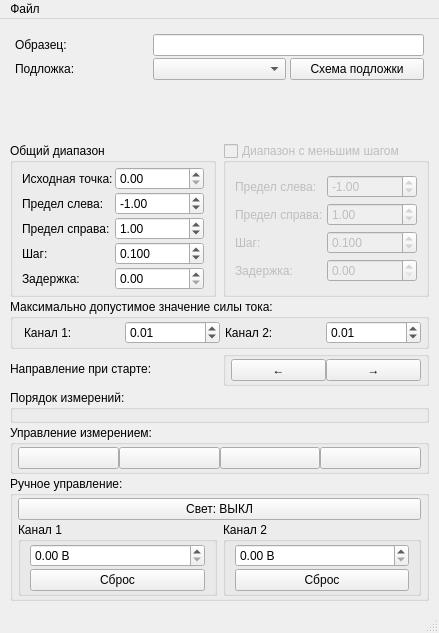
Old version of the form design.ui in the repository Danep1/MIPT-VAC-GUI.
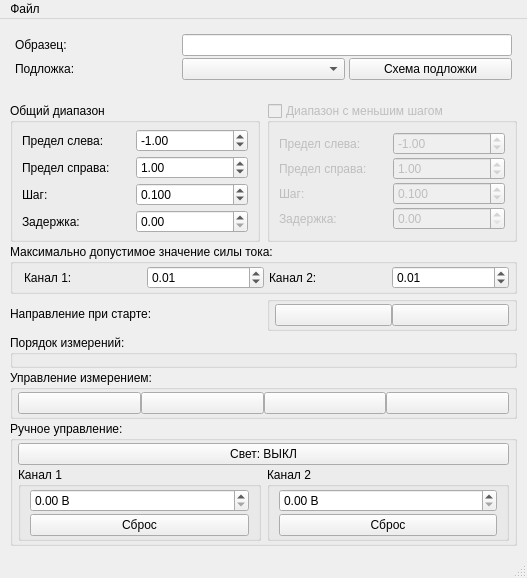
New version of the form. Icons and pictures are not drawn.

Commit message: Change line styles and arrow buttons

Patch:
```diff
--- a/design.ui
+++ b/design.ui
@@ -6,14 +6,26 @@
    <rect>
     <x>0</x>
     <y>0</y>
-    <width>439</width>
-    <height>633</height>
+    <width>527</width>
+    <height>578</height>
    </rect>
   </property>
+  <property name="sizePolicy">
+   <sizepolicy hsizetype="Minimum" vsizetype="Minimum">
+    <horstretch>0</horstretch>
+    <verstretch>0</verstretch>
+   </sizepolicy>
+  </property>
   <property name="windowTitle">
    <string>MainWindow</string>
   </property>
   <widget class="QWidget" name="centralwidget">
+   <property name="sizePolicy">
+    <sizepolicy hsizetype="Fixed" vsizetype="Preferred">
+     <horstretch>0</horstretch>
+     <verstretch>0</verstretch>
+    </sizepolicy>
+   </property>
    <layout class="QHBoxLayout" name="horizontalLayout_2">
     <property name="spacing">
      <number>5</number>
@@ -35,9 +47,6 @@
     </property>
     <item>
      <widget class="QSplitter" name="main_splitter">
-      <property name="orientation">
-       <enum>Qt::Orientation::Horizontal</enum>
-      </property>
       <widget class="QWidget" name="control_panel_widget" native="true">
        <layout class="QVBoxLayout" name="verticalLayout">
         <property name="spacing">
@@ -57,6 +66,12 @@
         </property>
         <item>
          <widget class="QFrame" name="sample_frame">
+          <property name="sizePolicy">
+           <sizepolicy hsizetype="Preferred" vsizetype="Preferred">
+            <horstretch>0</horstretch>
+            <verstretch>0</verstretch>
+           </sizepolicy>
+          </property>
           <layout class="QGridLayout" name="gridLayout_3">
            <property name="leftMargin">
             <number>5</number>
@@ -163,18 +178,21 @@
               </property>
               <item>
                <widget class="QPushButton" name="backward_dir_button">
-                <property name="text">
-                 <string>←</string>
-                </property>
-                <property name="checkable">
-                 <bool>false</bool>
+                <property name="iconSize">
+                 <size>
+                  <width>30</width>
+                  <height>20</height>
+                 </size>
                 </property>
                </widget>
               </item>
               <item>
                <widget class="QPushButton" name="forward_dir_button">
-                <property name="text">
-                 <string>→</string>
+                <property name="iconSize">
+                 <size>
+                  <width>30</width>
+                  <height>20</height>
+                 </size>
                 </property>
                 <property name="checked">
                  <bool>false</bool>
@@ -199,7 +217,50 @@
               <property name="spacing">
                <number>2</number>
               </property>
+              <item row="3" column="1">
+               <widget class="QDoubleSpinBox" name="delay_spin">
+                <property name="maximum">
+                 <double>30.000000000000000</double>
+                </property>
+                <property name="singleStep">
+                 <double>0.100000000000000</double>
+                </property>
+               </widget>
+              </item>
+              <item row="3" column="0">
+               <widget class="QLabel" name="delay_label">
+                <property name="text">
+                 <string>Задержка:</string>
+                </property>
+               </widget>
+              </item>
+              <item row="2" column="1">
+               <widget class="QDoubleSpinBox" name="step_spin">
+                <property name="decimals">
+                 <number>3</number>
+                </property>
+                <property name="minimum">
+                 <double>0.001000000000000</double>
+                </property>
+                <property name="maximum">
+                 <double>1.000000000000000</double>
+                </property>
+                <property name="singleStep">
+                 <double>0.005000000000000</double>
+                </property>
+                <property name="value">
+                 <double>0.100000000000000</double>
+                </property>
+               </widget>
+              </item>
               <item row="1" column="0">
+               <widget class="QLabel" name="limit_right_label">
+                <property name="text">
+                 <string>Предел справа:</string>
+                </property>
+               </widget>
+              </item>
+              <item row="0" column="0">
                <widget class="QLabel" name="limit_left_label">
                 <property name="layoutDirection">
                  <enum>Qt::LayoutDirection::LeftToRight</enum>
@@ -209,27 +270,26 @@
                 </property>
                </widget>
               </item>
+              <item row="0" column="1">
+               <widget class="QDoubleSpinBox" name="limit_left_spin">
+                <property name="minimumSize">
+                 <size>
+                  <width>100</width>
+                  <height>0</height>
+                 </size>
+                </property>
+                <property name="minimum">
+                 <double>-20.000000000000000</double>
+                </property>
+                <property name="maximum">
+                 <double>20.000000000000000</double>
+                </property>
+                <property name="value">
+                 <double>-1.000000000000000</double>
+                </property>
+               </widget>
+              </item>
               <item row="2" column="0">
-               <widget class="QLabel" name="limit_right_label">
-                <property name="text">
-                 <string>Предел справа:</string>
-                </property>
-               </widget>
-              </item>
-              <item row="2" column="1">
-               <widget class="QDoubleSpinBox" name="limit_right_spin">
-                <property name="minimum">
-                 <double>-20.000000000000000</double>
-                </property>
-                <property name="maximum">
-                 <double>20.000000000000000</double>
-                </property>
-                <property name="value">
-                 <double>1.000000000000000</double>
-                </property>
-               </widget>
-              </item>
-              <item row="3" column="0">
                <widget class="QLabel" name="step_label">
                 <property name="text">
                  <string>Шаг:</string>
@@ -237,7 +297,7 @@
                </widget>
               </item>
               <item row="1" column="1">
-               <widget class="QDoubleSpinBox" name="limit_left_spin">
+               <widget class="QDoubleSpinBox" name="limit_right_spin">
                 <property name="minimum">
                  <double>-20.000000000000000</double>
                 </property>
@@ -245,56 +305,10 @@
                  <double>20.000000000000000</double>
                 </property>
                 <property name="value">
-                 <double>-1.000000000000000</double>
-                </property>
-               </widget>
-              </item>
-              <item row="3" column="1">
-               <widget class="QDoubleSpinBox" name="step_spin">
-                <property name="decimals">
-                 <number>3</number>
-                </property>
-                <property name="minimum">
-                 <double>0.001000000000000</double>
-                </property>
-                <property name="maximum">
                  <double>1.000000000000000</double>
                 </property>
-                <property name="singleStep">
-                 <double>0.005000000000000</double>
-                </property>
-                <property name="value">
-                 <double>0.100000000000000</double>
-                </property>
                </widget>
               </item>
-              <item row="4" column="0">
-               <widget class="QLabel" name="delay_label">
-                <property name="text">
-                 <string>Задержка:</string>
-                </property>
-               </widget>
-              </item>
-              <item row="4" column="1">
-               <widget class="QDoubleSpinBox" name="delay_spin">
-                <property name="maximum">
-                 <double>30.000000000000000</double>
-                </property>
-                <property name="singleStep">
-                 <double>0.100000000000000</double>
-                </property>
-               </widget>
-              </item>
-              <item row="0" column="0">
-               <widget class="QLabel" name="label">
-                <property name="text">
-                 <string>Исходная точка:</string>
-                </property>
-               </widget>
-              </item>
-              <item row="0" column="1">
-               <widget class="QDoubleSpinBox" name="zero_spin"/>
-              </item>
              </layout>
             </widget>
            </item>
@@ -339,6 +353,12 @@
               </item>
               <item row="0" column="3">
                <widget class="QDoubleSpinBox" name="limit_left_accurate_spin">
+                <property name="minimumSize">
+                 <size>
+                  <width>100</width>
+                  <height>0</height>
+                 </size>
+                </property>
                 <property name="minimum">
                  <double>-20.000000000000000</double>
                 </property>
@@ -508,6 +528,12 @@
         </item>
         <item>
          <widget class="QGroupBox" name="meas_control_box">
+          <property name="sizePolicy">
+           <sizepolicy hsizetype="Minimum" vsizetype="Preferred">
+            <horstretch>0</horstretch>
+            <verstretch>0</verstretch>
+           </sizepolicy>
+          </property>
           <property name="title">
            <string>Управление измерением:</string>
           </property>
@@ -585,6 +611,12 @@
         </item>
         <item>
          <widget class="QGroupBox" name="manual_panel_box">
+          <property name="sizePolicy">
+           <sizepolicy hsizetype="Minimum" vsizetype="Preferred">
+            <horstretch>0</horstretch>
+            <verstretch>0</verstretch>
+           </sizepolicy>
+          </property>
           <property name="title">
            <string>Ручное управление:</string>
           </property>
@@ -693,8 +725,8 @@
     <rect>
      <x>0</x>
      <y>0</y>
-     <width>439</width>
-     <height>20</height>
+     <width>527</width>
+     <height>26</height>
     </rect>
    </property>
    <widget class="QMenu" name="menu">
```
Left out of the diff: 4 changed lines with no effect on the pictures. The commit also changes 5 other files.
